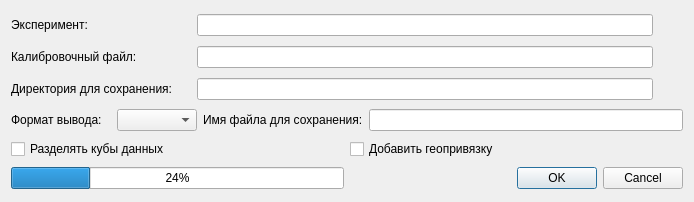
Above: ConversionTool/ConversionDialog.ui from Lom-Karatist/BaslerTest before the change. Below: the same form after it.
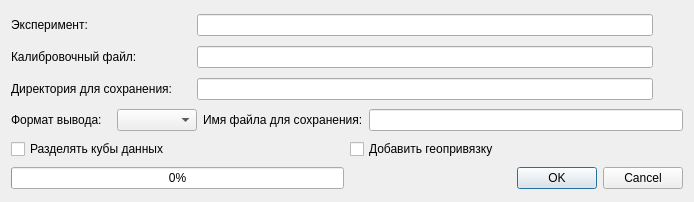
That is the form after the change. Icons and pictures are not drawn.

Patch:
```diff
--- a/ConversionTool/ConversionDialog.ui
+++ b/ConversionTool/ConversionDialog.ui
@@ -269,7 +269,7 @@
      <item>
       <widget class="QProgressBar" name="progressBar">
        <property name="value">
-        <number>24</number>
+        <number>0</number>
        </property>
       </widget>
      </item>
```
